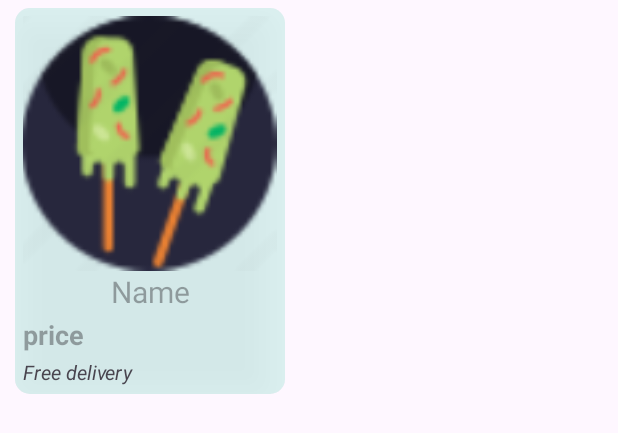
After one commit to radheypatil6630/CoolHouse, an Android app: the layout recycleview.xml on its own in the app's theme, with its tools: preview values and no code run, on a phone screen of 412 x 824 dp. The commit adds this screen. Shown: the top 433 px of the screen. Run offline under Robolectric (Android 15) with nearby library versions, the phone set to English and light mode, and no system bars.

Commit message:
recycleview

```diff
--- /dev/null
+++ b/app/src/main/res/layout/recycleview.xml
@@ -0,0 +1,68 @@
+<?xml version="1.0" encoding="utf-8"?>
+<androidx.cardview.widget.CardView
+    xmlns:android="http://schemas.android.com/apk/res/android"
+    android:layout_width="180dp"
+    android:layout_height="wrap_content"
+    xmlns:app="http://schemas.android.com/apk/res-auto"
+    app:cardCornerRadius="10dp"
+    android:layout_marginTop="5dp"
+    android:layout_marginBottom="5dp"
+    android:layout_marginLeft="10dp"
+    android:layout_marginRight="10dp"
+    >
+    <LinearLayout
+        android:layout_width="match_parent"
+        android:layout_height="wrap_content"
+        android:orientation="vertical"
+        android:background="#9cee"
+        android:elevation="20dp"
+        android:padding="5dp"
+        app:shapeAppearanceOverlay="@style/circular">
+
+        <ImageView
+            android:id="@+id/image"
+            android:layout_width="180dp"
+            android:layout_height="170dp"
+            android:layout_gravity="center"
+            android:layout_marginLeft="1dp"
+            android:layout_marginTop="0dp"
+            android:layout_marginRight="2dp"
+            android:src="@drawable/kulfi" />
+
+        <LinearLayout
+            android:layout_width="match_parent"
+            android:layout_height="match_parent"
+            android:orientation="vertical">
+
+            <TextView
+                android:id="@+id/product_name"
+                android:layout_width="match_parent"
+                android:layout_height="wrap_content"
+                android:layout_marginBottom="1dp"
+                android:gravity="center"
+                android:hint="Name"
+                android:textSize="20dp" />
+
+            <TextView
+                android:id="@+id/product_price"
+                android:layout_width="match_parent"
+                android:layout_height="match_parent"
+                android:layout_marginTop="1dp"
+                android:layout_marginBottom="1dp"
+                android:gravity="left"
+                android:hint="price"
+                android:textSize="18dp"
+                android:textStyle="bold" />
+
+            <TextView
+                android:id="@+id/delivery"
+                android:layout_width="match_parent"
+                android:layout_height="wrap_content"
+                android:layout_gravity="bottom"
+                android:layout_marginTop="2dp"
+                android:text="Free delivery"
+                android:textSize="13dp"
+                android:textStyle="italic" />
+        </LinearLayout>
+    </LinearLayout>
+</androidx.cardview.widget.CardView>
```
Also changed, not shown: app/build.gradle.kts (+7 -0 lines), app/src/main/AndroidManifest.xml (+12 -6 lines), app/src/main/java/com/example/coolhouse/Home_page.java (+13 -0 lines), app/src/main/java/com/example/coolhouse/IcecreamProductAdapter.java (added, +94 -0 lines), app/src/main/java/com/example/coolhouse/ProductList.java (added, +46 -0 lines), app/src/main/java/com/example/coolhouse/Product_Details.java (added, +84 -0 lines), app/src/main/res/layout/activity_home_page.xml (+115 -110 lines), app/src/main/res/layout/activity_product_details.xml (added, +63 -0 lines).
